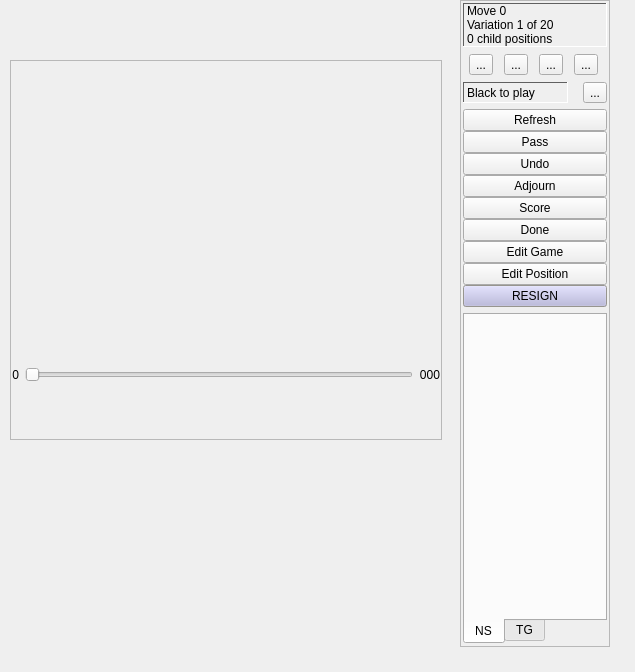
This is src/mainwidget_gui.ui in bernds/q5Go as Qt 5 draws it before an edit. The edited form follows.
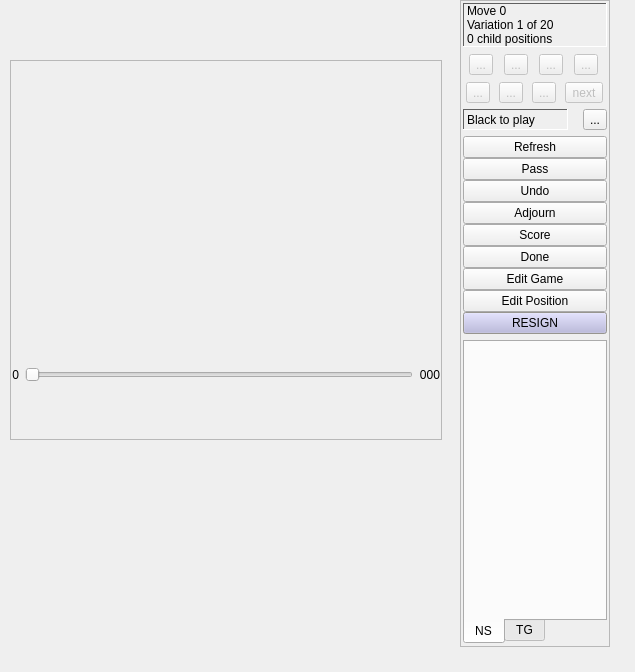
This is the edited form. Icons and pictures are not drawn. Custom widgets are drawn as their Qt base class.

Commit message:
Add four additional navigation buttons (for comments & numbering)
Use the available space for navigation to prev comment, next comment,
prev numbering start and next numbering start.  The last two are new
functionality.

```diff
--- a/src/mainwidget_gui.ui
+++ b/src/mainwidget_gui.ui
@@ -775,6 +775,12 @@
         </property>
         <item>
          <widget class="QToolButton" name="goFirstButton">
+          <property name="enabled">
+           <bool>false</bool>
+          </property>
+          <property name="toolTip">
+           <string>Go to first move.</string>
+          </property>
           <property name="text">
            <string>...</string>
           </property>
@@ -786,6 +792,12 @@
         </item>
         <item>
          <widget class="QToolButton" name="goPrevButton">
+          <property name="enabled">
+           <bool>false</bool>
+          </property>
+          <property name="toolTip">
+           <string>Go to previous move.</string>
+          </property>
           <property name="text">
            <string>...</string>
           </property>
@@ -797,6 +809,12 @@
         </item>
         <item>
          <widget class="QToolButton" name="goNextButton">
+          <property name="enabled">
+           <bool>false</bool>
+          </property>
+          <property name="toolTip">
+           <string>Go to next move.</string>
+          </property>
           <property name="text">
            <string>...</string>
           </property>
@@ -808,6 +826,12 @@
         </item>
         <item>
          <widget class="QToolButton" name="goLastButton">
+          <property name="enabled">
+           <bool>false</bool>
+          </property>
+          <property name="toolTip">
+           <string>Go to last move.</string>
+          </property>
           <property name="text">
            <string>...</string>
           </property>
@@ -819,6 +843,84 @@
         </item>
        </layout>
       </item>
+      <item>
+       <layout class="QHBoxLayout" name="horizontalLayout">
+        <property name="leftMargin">
+         <number>0</number>
+        </property>
+        <property name="topMargin">
+         <number>0</number>
+        </property>
+        <item>
+         <widget class="QToolButton" name="prevCommentButton">
+          <property name="enabled">
+           <bool>false</bool>
+          </property>
+          <property name="toolTip">
+           <string>Go to previous commented move.</string>
+          </property>
+          <property name="text">
+           <string>...</string>
+          </property>
+          <property name="icon">
+           <iconset resource="q4go.qrc">
+            <normaloff>:/MainWidgetGui/images/mainwidget/1leftcomment.png</normaloff>:/MainWidgetGui/images/mainwidget/1leftcomment.png</iconset>
+          </property>
+         </widget>
+        </item>
+        <item>
+         <widget class="QToolButton" name="nextCommentButton">
+          <property name="enabled">
+           <bool>false</bool>
+          </property>
+          <property name="toolTip">
+           <string>Go to next commented move.</string>
+          </property>
+          <property name="text">
+           <string>...</string>
+          </property>
+          <property name="icon">
+           <iconset resource="q4go.qrc">
+            <normaloff>:/MainWidgetGui/images/mainwidget/1rightcomment.png</normaloff>:/MainWidgetGui/images/mainwidget/1rightcomment.png</iconset>
+          </property>
+         </widget>
+        </item>
+        <item>
+         <widget class="QToolButton" name="prevNumberButton">
+          <property name="enabled">
+           <bool>false</bool>
+          </property>
+          <property name="toolTip">
+           <string>Go to previous move which starts numbering.</string>
+          </property>
+          <property name="text">
+           <string>...</string>
+          </property>
+          <property name="icon">
+           <iconset resource="q4go.qrc">
+            <normaloff>:/MainWidgetGui/images/mainwidget/1left123.png</normaloff>:/MainWidgetGui/images/mainwidget/1left123.png</iconset>
+          </property>
+         </widget>
+        </item>
+        <item>
+         <widget class="QToolButton" name="nextNumberButton">
+          <property name="enabled">
+           <bool>false</bool>
+          </property>
+          <property name="toolTip">
+           <string>Go to next move which starts numbering.</string>
+          </property>
+          <property name="text">
+           <string>next</string>
+          </property>
+          <property name="icon">
+           <iconset resource="q4go.qrc">
+            <normaloff>:/MainWidgetGui/images/mainwidget/1right123.png</normaloff>:/MainWidgetGui/images/mainwidget/1right123.png</iconset>
+          </property>
+         </widget>
+        </item>
+       </layout>
+      </item>
       <item>
        <layout class="QHBoxLayout" name="stupidThing">
         <property name="spacing">
```
Left out of the diff: 8 changed lines with no effect on the pictures. The commit also changes 9 other files.
